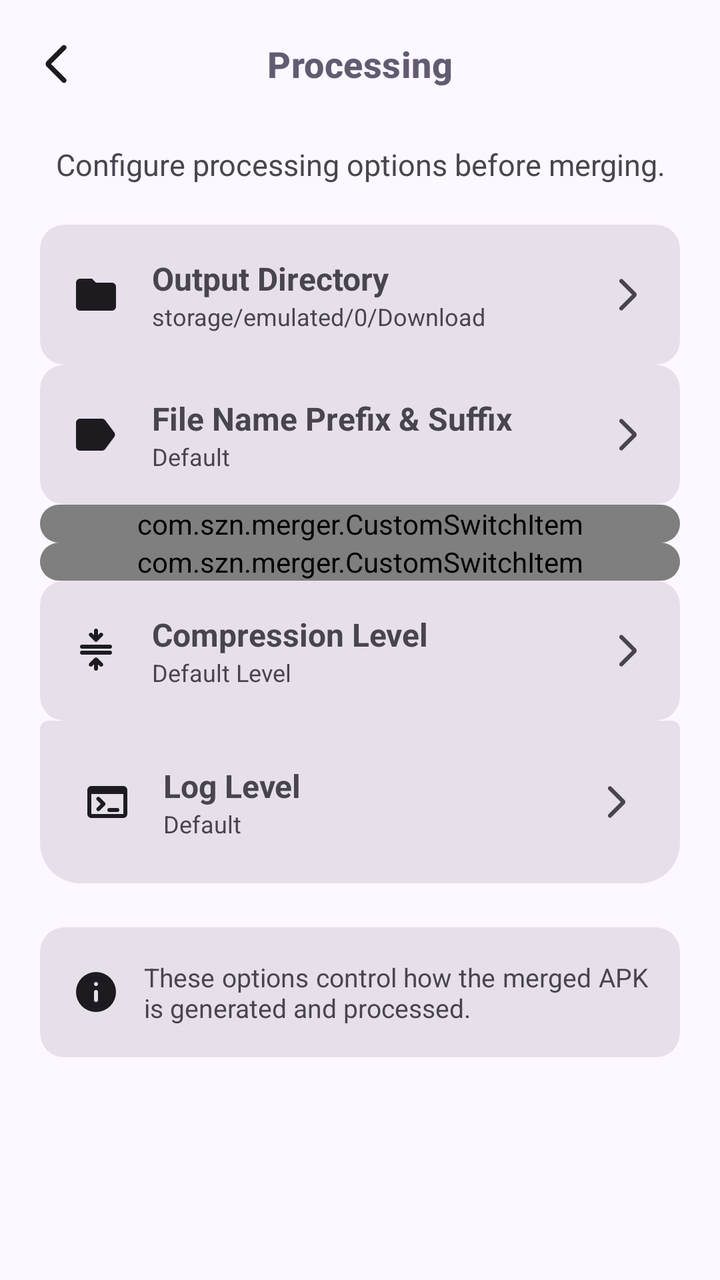
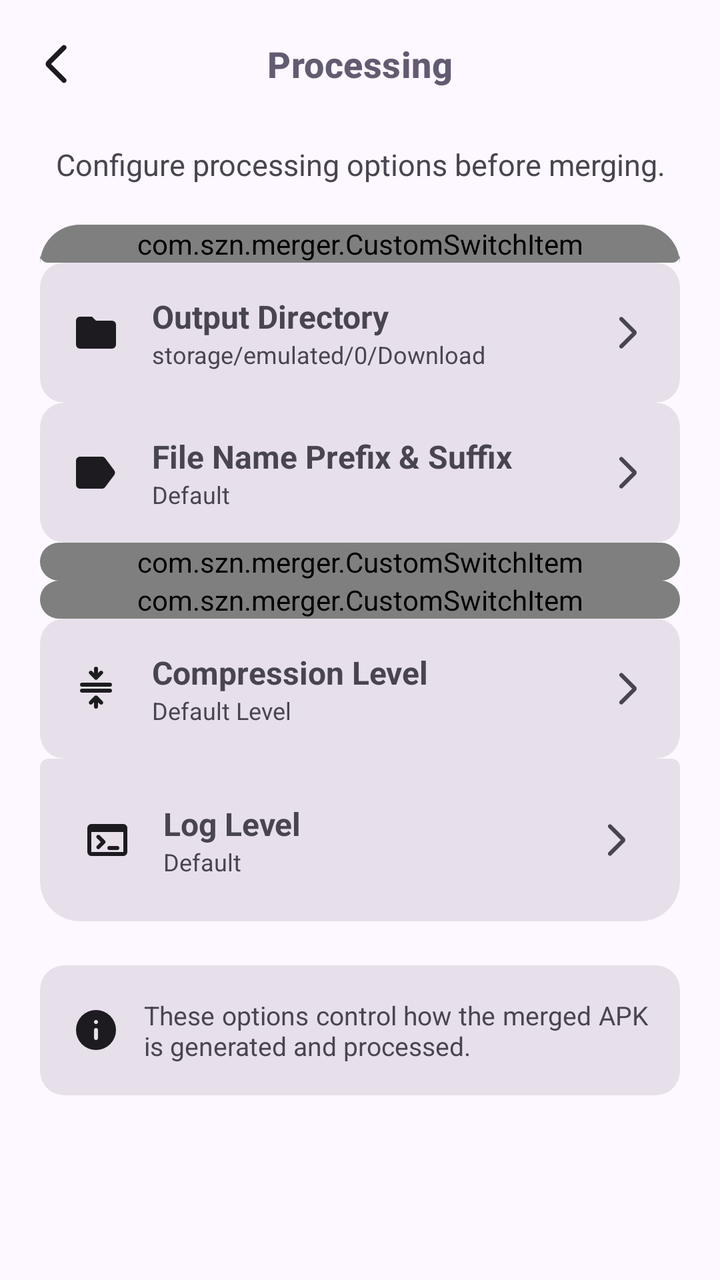

Screens rendered from an Android XML layout before and after an edit, with the pre-edit source and the edit as a unified diff.
<!-- AndroidManifest.xml: application theme AppTheme -->
<!-- res/layout/processing_layout.xml -->
<?xml version="1.0" encoding="utf-8"?>
<androidx.constraintlayout.widget.ConstraintLayout xmlns:android="http://schemas.android.com/apk/res/android"
    xmlns:app="http://schemas.android.com/apk/res-auto"
    android:layout_width="match_parent"
    android:layout_height="match_parent">

    <com.google.android.material.appbar.MaterialToolbar
        android:id="@+id/toolbar"
        android:layout_width="0dp"
        android:layout_height="?attr/actionBarSize"
        android:background="@android:color/transparent"
        app:navigationIcon="@drawable/ic_back"
        app:navigationIconTint="?attr/colorOnSurface"
        app:title="@string/processing"
        app:titleCentered="true"
        app:titleTextAppearance="@style/CustomCollapsedTitle"
        app:layout_constraintTop_toTopOf="parent"
        app:layout_constraintStart_toStartOf="parent"
        app:layout_constraintEnd_toEndOf="parent" />

    <androidx.core.widget.NestedScrollView
        android:id="@+id/scroll"
        android:layout_width="0dp"
        android:layout_height="0dp"
        android:fillViewport="true"
        android:paddingHorizontal="20dp"
        app:layout_constraintTop_toBottomOf="@id/toolbar"
        app:layout_constraintBottom_toBottomOf="parent"
        app:layout_constraintStart_toStartOf="parent"
        app:layout_constraintEnd_toEndOf="parent">

        <LinearLayout
            android:layout_width="match_parent"
            android:layout_height="wrap_content"
            android:orientation="vertical">

            <TextView
                android:layout_width="wrap_content"
                android:layout_height="wrap_content"
                android:text="@string/desc_processing"
                android:textSize="15sp"
                android:paddingStart="8dp"
                android:layout_marginTop="8dp"
                android:layout_marginBottom="20dp" />

            <com.google.android.material.card.MaterialCardView
                style="@style/Widget.Card.RoundedTop">

                <com.szn.merger.CustomSwitchItem
                    android:id="@+id/extract_native_libs"
                    android:layout_width="match_parent"
                    android:layout_height="wrap_content"
                    app:itemTitle="Extract Native Libs"
                    app:itemIcon="@drawable/ic_file" />

            </com.google.android.material.card.MaterialCardView>


            <com.google.android.material.card.MaterialCardView
                android:id="@+id/card_output_directory"
                android:layout_width="match_parent"
                android:layout_height="wrap_content"

                style="@style/Widget.Card.FlatMiddle">

                <LinearLayout
                    android:layout_width="match_parent"
                    android:layout_height="match_parent"
                    android:gravity="center_vertical"
                    android:orientation="horizontal"
                    android:padding="16dp">

                    <ImageView
                        android:layout_width="24dp"
                        android:layout_height="24dp"
                        app:tint="?attr/colorOnSurface"
                        android:src="@drawable/ic_folder" />

                    <LinearLayout
                        android:layout_width="0dp"
                        android:layout_height="wrap_content"
                        android:layout_weight="1"
                        android:layout_marginStart="16dp"
                        android:orientation="vertical">

                        <TextView
                            android:layout_width="wrap_content"
                            android:layout_height="wrap_content"
                            android:text="@string/output_directory"
                            android:textStyle="bold"
                            android:textSize="16sp" />

                        <TextView
                            android:id="@+id/current_output_directory"
                            android:layout_width="wrap_content"
                            android:layout_height="wrap_content"
                            android:text="@string/output_directory_default"
                            android:textSize="12sp" />

                    </LinearLayout>

                    <ImageView
                        android:layout_width="20dp"
                        android:layout_height="20dp"
                        android:src="@drawable/ic_back"
                        android:rotation="180"
                        app:tint="?attr/colorOnSurfaceVariant" />

                </LinearLayout>

            </com.google.android.material.card.MaterialCardView>

            <com.google.android.material.card.MaterialCardView
                android:id="@+id/card_file_name_prefix_suffix"
                android:layout_width="match_parent"
                android:layout_height="wrap_content"
                style="@style/Widget.Card.FlatMiddle">

                <LinearLayout
                    android:layout_width="match_parent"
                    android:layout_height="match_parent"
                    android:gravity="center_vertical"
                    android:orientation="horizontal"
                    android:padding="16dp">

                    <ImageView
                        android:layout_width="24dp"
                        android:layout_height="24dp"
                        app:tint="?attr/colorOnSurface"
                        android:src="@drawable/ic_label" />

                    <LinearLayout
                        android:layout_width="0dp"
                        android:layout_height="wrap_content"
                        android:layout_weight="1"
                        android:layout_marginStart="16dp"
                        android:orientation="vertical">

                        <TextView
                            android:layout_width="wrap_content"
                            android:layout_height="wrap_content"
                            android:text="@string/file_name_prefix_suffix"
                            android:textStyle="bold"
                            android:textSize="16sp" />

                        <TextView
                            android:id="@+id/current_file_name_prefix_suffix"
                            android:layout_width="wrap_content"
                            android:layout_height="wrap_content"
                            android:text="@string/file_name_prefix_suffix_default"
                            android:textSize="12sp" />

                    </LinearLayout>

                    <ImageView
                        android:layout_width="20dp"
                        android:layout_height="20dp"
                        android:src="@drawable/ic_back"
                        android:rotation="180"
                        app:tint="?attr/colorOnSurfaceVariant" />

                </LinearLayout>

            </com.google.android.material.card.MaterialCardView>

            <com.google.android.material.card.MaterialCardView style="@style/Widget.Card.FlatMiddle">

                <com.szn.merger.CustomSwitchItem
                    android:id="@+id/switch_append_timestamp"
                    android:layout_width="match_parent"
                    android:layout_height="wrap_content"
                    app:itemTitle="@string/append_timestamps"
                    app:itemIcon="@drawable/ic_time" />

            </com.google.android.material.card.MaterialCardView>


            <com.google.android.material.card.MaterialCardView style="@style/Widget.Card.FlatMiddle">

                <com.szn.merger.CustomSwitchItem
                    android:id="@+id/switch_append_version_name"
                    android:layout_width="match_parent"
                    android:layout_height="wrap_content"
                    app:itemTitle="@string/append_version_name"
                    app:itemIcon="@drawable/ic_code" />

            </com.google.android.material.card.MaterialCardView>

            <com.google.android.material.card.MaterialCardView
                android:id="@+id/card_compression_level"
                android:layout_width="match_parent"
                android:layout_height="wrap_content"
                style="@style/Widget.Card.FlatMiddle">

                <LinearLayout
                    android:layout_width="match_parent"
                    android:layout_height="match_parent"
                    android:gravity="center_vertical"
                    android:orientation="horizontal"
                    android:padding="16dp">

                    <ImageView
                        android:layout_width="24dp"
                        android:layout_height="24dp"
                        app:tint="?attr/colorOnSurface"
                        android:src="@drawable/ic_compress" />

                    <LinearLayout
                        android:layout_width="0dp"
                        android:layout_height="wrap_content"
                        android:layout_weight="1"
                        android:layout_marginStart="16dp"
                        android:orientation="vertical">

                        <TextView
                            android:layout_width="wrap_content"
                            android:layout_height="wrap_content"
                            android:text="@string/compression_level"
                            android:textStyle="bold"
                            android:textSize="16sp" />

                        <TextView
                            android:id="@+id/current_compression_level"
                            android:layout_width="wrap_content"
                            android:layout_height="wrap_content"
                            android:text="@string/compression_level_default"
                            android:textSize="12sp" />

                    </LinearLayout>

                    <ImageView
                        android:layout_width="20dp"
                        android:layout_height="20dp"
                        android:src="@drawable/ic_back"
                        android:rotation="180"
                        app:tint="?attr/colorOnSurfaceVariant" />

                </LinearLayout>

            </com.google.android.material.card.MaterialCardView>


            <com.google.android.material.card.MaterialCardView
                android:id="@+id/card_log_type"
                android:layout_width="match_parent"
                android:layout_height="wrap_content"
                style="@style/Widget.Card.RoundedBottom">

                <LinearLayout
                    android:layout_width="match_parent"
                    android:layout_height="match_parent"
                    android:gravity="center_vertical"
                    android:orientation="horizontal"
                    android:padding="16dp">

                    <ImageView
                        android:layout_width="24dp"
                        android:layout_height="24dp"
                        app:tint="?attr/colorOnSurface"
                        android:src="@drawable/ic_terminal" />

                    <LinearLayout
                        android:layout_width="0dp"
                        android:layout_height="wrap_content"
                        android:layout_weight="1"
                        android:layout_marginStart="16dp"
                        android:orientation="vertical">

                        <TextView
                            android:layout_width="wrap_content"
                            android:layout_height="wrap_content"
                            android:text="@string/log_type"
                            android:textStyle="bold"
                            android:textSize="16sp" />

                        <TextView
                            android:id="@+id/current_log_type"
                            android:layout_width="wrap_content"
                            android:layout_height="wrap_content"
                            android:text="@string/log_type_default"
                            android:textSize="12sp" />

                    </LinearLayout>

                    <ImageView
                        android:layout_width="20dp"
                        android:layout_height="20dp"
                        android:src="@drawable/ic_back"
                        android:rotation="180"
                        app:tint="?attr/colorOnSurfaceVariant" />

                </LinearLayout>

            </com.google.android.material.card.MaterialCardView>


            <com.google.android.material.card.MaterialCardView
                android:layout_width="match_parent"
                android:layout_height="wrap_content"
                android:layout_marginTop="20dp"
                style="@style/Widget.Card.RoundedMiddle">

                <LinearLayout
                    android:layout_width="match_parent"
                    android:layout_height="match_parent"
                    android:orientation="horizontal"
                    android:gravity="center_vertical"
                    android:padding="16dp">

                    <ImageView
                        android:layout_width="24dp"
                        android:layout_height="24dp"
                        app:tint="?attr/colorOnSurface"
                        android:src="@drawable/ic_info" />

                    <TextView
                        android:layout_width="0dp"
                        android:layout_height="wrap_content"
                        android:layout_weight="1"
                        android:layout_marginStart="12dp"
                        android:justificationMode="inter_word"
                        android:text="@string/info_processing"
                        android:textSize="13sp" />

                </LinearLayout>

            </com.google.android.material.card.MaterialCardView>

        </LinearLayout>

    </androidx.core.widget.NestedScrollView>

</androidx.constraintlayout.widget.ConstraintLayout>
<!-- resources referenced by this layout -->
<resources>
  <string name="append_timestamps">Append Timestamps</string>
  <string name="append_version_name">Append Version Name</string>
  <string name="compression_level">Compression Level</string>
  <string name="compression_level_default">Default Level</string>
  <string name="desc_processing">Configure processing options before merging.</string>
  <string name="file_name_prefix_suffix">File Name Prefix &amp; Suffix</string>
  <string name="file_name_prefix_suffix_default">Default</string>
  <string name="info_processing">These options control how the merged APK is generated and processed.</string>
  <string name="log_type">Log Level</string>
  <string name="log_type_default">Default</string>
  <string name="output_directory">Output Directory</string>
  <string name="output_directory_default">storage/emulated/0/Download</string>
  <string name="processing">Processing</string>
  <style name="CustomCollapsedTitle" parent="TextAppearance.Material3.TitleMedium">
  
          <item name="android:textSize">18sp</item>
          <item name="android:textStyle">bold</item>
          <item name="android:textColor">?attr/colorSecondary</item>
  
      </style>
  <style name="Widget.Card.FlatMiddle" parent="Widget.Material3.CardView.Filled">
          <item name="android:layout_width">match_parent</item>
          <item name="android:layout_height">wrap_content</item>
          <item name="cardBackgroundColor">?attr/colorSurfaceVariant</item>
      </style>
  <style name="Widget.Card.RoundedMiddle" parent="Widget.Material3.CardView.Filled">
          <item name="android:layout_width">match_parent</item>
          <item name="android:layout_height">wrap_content</item>
          <item name="cardBackgroundColor">?attr/colorSurfaceVariant</item>
      </style>
  <style name="Shape.RoundedBottom" parent="">
          <item name="cornerSizeTopLeft">4dp</item>
          <item name="cornerSizeTopRight">4dp</item>
          <item name="cornerSizeBottomLeft">20dp</item>
          <item name="cornerSizeBottomRight">20dp</item>
      </style>
  <style name="Shape.RoundedTop" parent="">
          <item name="cornerSizeTopLeft">20dp</item>
          <item name="cornerSizeTopRight">20dp</item>
          <item name="cornerSizeBottomLeft">4dp</item>
          <item name="cornerSizeBottomRight">4dp</item>
      </style>
  <color name="md_theme_primary">#65558F</color>
  <color name="md_theme_onPrimary">#FFFFFF</color>
  <color name="md_theme_primaryContainer">#E9DDFF</color>
  <color name="md_theme_onPrimaryContainer">#4D3D75</color>
  <color name="md_theme_secondary">#625B71</color>
  <color name="md_theme_onSecondary">#FFFFFF</color>
  <color name="md_theme_secondaryContainer">#E8DEF8</color>
  <color name="md_theme_onSecondaryContainer">#4A4458</color>
  <color name="md_theme_tertiary">#7E5260</color>
  <color name="md_theme_onTertiary">#FFFFFF</color>
  <color name="md_theme_tertiaryContainer">#FFD9E3</color>
  <color name="md_theme_onTertiaryContainer">#633B48</color>
  <color name="md_theme_error">#BA1A1A</color>
  <color name="md_theme_onError">#FFFFFF</color>
  <color name="md_theme_errorContainer">#FFDAD6</color>
  <color name="md_theme_onErrorContainer">#93000A</color>
  <color name="md_theme_background">#FDF7FF</color>
  <color name="md_theme_onBackground">#1D1B20</color>
  <color name="md_theme_surface">#FDF7FF</color>
  <color name="md_theme_onSurface">#1D1B20</color>
  <color name="md_theme_surfaceVariant">#E7E0EB</color>
  <color name="md_theme_onSurfaceVariant">#49454E</color>
  <color name="md_theme_outline">#7A757F</color>
  <color name="md_theme_outlineVariant">#CAC4CF</color>
  <color name="md_theme_inverseSurface">#322F35</color>
  <color name="md_theme_inverseOnSurface">#F5EFF7</color>
  <color name="md_theme_inversePrimary">#CFBDFE</color>
  <!-- unchanged entries left out for length: 12 -->
</resources>

<!-- the commit's change to res/layout/processing_layout.xml (unified diff, before → after) -->
@@ -44,6 +44,8 @@
                 android:layout_marginBottom="20dp" />
 
             <com.google.android.material.card.MaterialCardView
+                android:layout_width="match_parent"
+                android:layout_height="wrap_content"
                 style="@style/Widget.Card.RoundedTop">
 
                 <com.szn.merger.CustomSwitchItem
@@ -163,7 +165,8 @@
 
             </com.google.android.material.card.MaterialCardView>
 
-            <com.google.android.material.card.MaterialCardView style="@style/Widget.Card.FlatMiddle">
+            <com.google.android.material.card.MaterialCardView
+                style="@style/Widget.Card.FlatMiddle">
 
                 <com.szn.merger.CustomSwitchItem
                     android:id="@+id/switch_append_timestamp"
